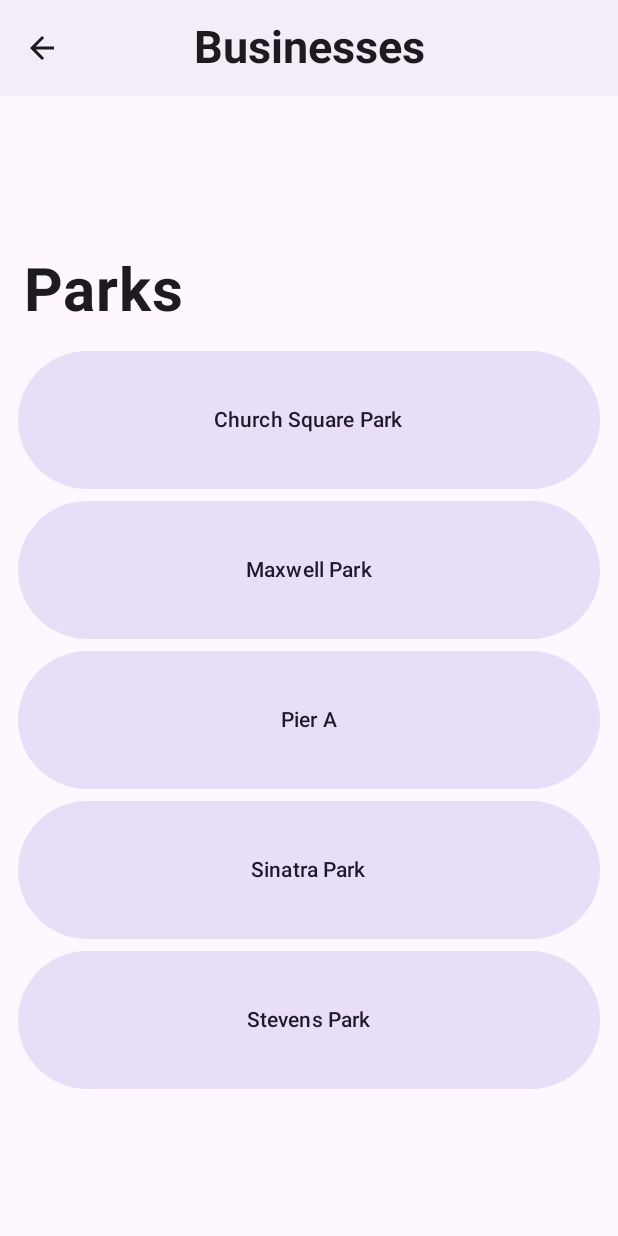
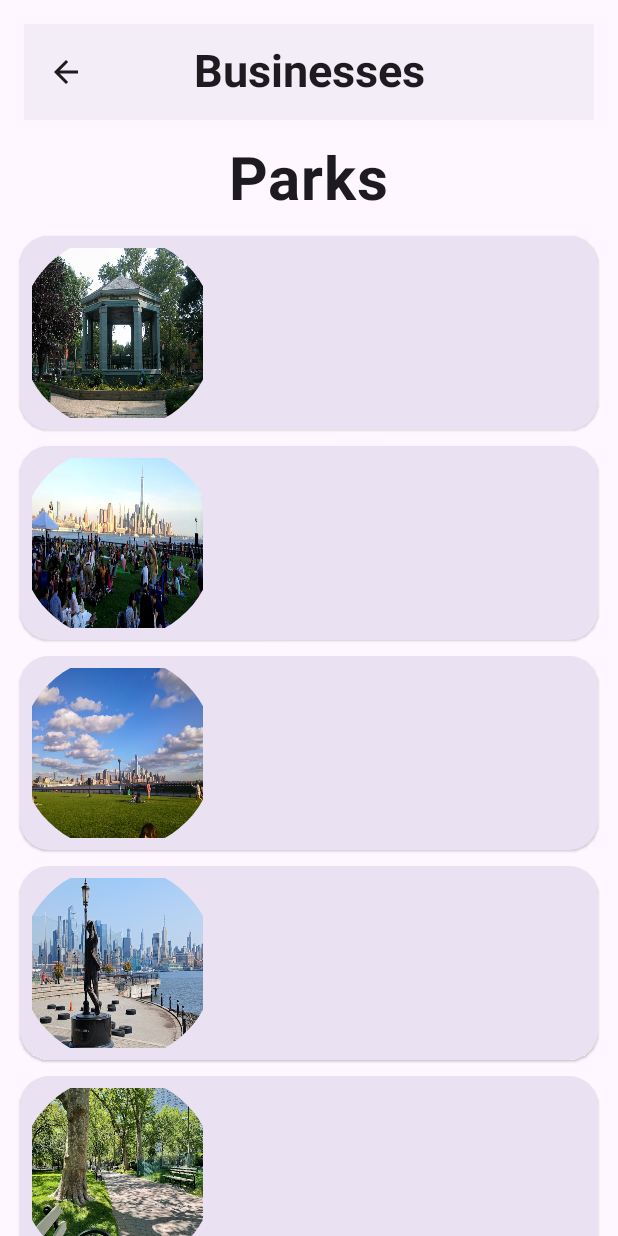
Before and after one commit to jlr295/myHoboken, an Android app built with Jetpack Compose: the screen it shows after launch (MainActivity), after a tap on "Parks", on a phone screen of 412 x 824 dp. Run offline under Robolectric (Android 15) with nearby library versions, the phone set to English and light mode, and no system bars.

Commit message:
Business screen ands start screen, complete

```diff
--- a/app/src/main/java/com/example/myHoboken/MyHobokenScreen.kt
+++ b/app/src/main/java/com/example/myHoboken/MyHobokenScreen.kt
@@ -99,7 +99,9 @@ fun MyHobokenApp(
             MyHobokenAppBar(
                 currentScreen = currentScreen,
                 canNavigateBack = navController.previousBackStackEntry != null,
-                navigateUp = { navController.navigateUp() }
+                navigateUp = { navController.navigateUp() },
+                modifier = Modifier
+                    .padding(dimensionResource(R.dimen.padding_medium))
             )
         },
         containerColor = MaterialTheme.colorScheme.surface
--- a/app/src/main/java/com/example/myHoboken/ui/BusinessScreen.kt
+++ b/app/src/main/java/com/example/myHoboken/ui/BusinessScreen.kt
@@ -2,11 +2,8 @@ package com.example.myHoboken.ui
 
 import androidx.compose.foundation.layout.Arrangement
 import androidx.compose.foundation.layout.Column
-import androidx.compose.foundation.layout.Row
-import androidx.compose.foundation.layout.height
+import androidx.compose.foundation.layout.fillMaxSize
 import androidx.compose.foundation.layout.padding
-import androidx.compose.foundation.layout.width
-import androidx.compose.material3.FilledTonalButton
 import androidx.compose.material3.Text
 import androidx.compose.runtime.Composable
 import androidx.compose.ui.Alignment
@@ -15,11 +12,12 @@ import androidx.compose.ui.platform.LocalContext
 import androidx.compose.ui.res.dimensionResource
 import androidx.compose.ui.res.stringResource
 import androidx.compose.ui.text.font.FontWeight
-import androidx.compose.ui.unit.dp
+import androidx.compose.ui.text.style.TextOverflow
 import androidx.compose.ui.unit.sp
-import com.example.myHoboken.model.Business
 import com.example.myHoboken.R
 import com.example.myHoboken.data.AppUiState
+import com.example.myHoboken.model.Business
+import com.example.myHoboken.ui.components.ScrollableButtonBusinesses
 
 @Composable
 fun BusinessScreen(
@@ -27,31 +25,28 @@ fun BusinessScreen(
     onBusinessSelection: (Business) -> Unit,
     modifier: Modifier = Modifier
 ){
-    var resources = LocalContext.current.resources
 
     Column(
-        verticalArrangement = Arrangement.Center,
-        modifier = modifier,
+        verticalArrangement = Arrangement.SpaceBetween,
+        horizontalAlignment = Alignment.CenterHorizontally,
+        modifier = modifier
     ) {
 
         Text(
             text = stringResource(appUiState.category.name),
+            overflow = TextOverflow.Ellipsis,
             fontSize = 40.sp,
             fontWeight = FontWeight.Bold,
-            modifier = Modifier
-                .padding(dimensionResource(R.dimen.padding_medium))
         )
 
-        appUiState.category.businesses.forEach { item ->
-            FilledTonalButton(
-                onClick = { onBusinessSelection(item) },
-                modifier = Modifier
-                    .width(500.dp)
-                    .height(100.dp)
-                    .padding(start = 12.dp, end = 12.dp, bottom = 8.dp)
-            ) {
-                Text(resources.getString(item.name))
-            }
-        }
+
+        ScrollableButtonBusinesses(
+            appUiState.category.businesses,
+            onBusinessSelection,
+            modifier = Modifier
+                .fillMaxSize()
+        )
+
+
     }
 }
--- a/app/src/main/java/com/example/myHoboken/ui/StartCategoryScreen.kt
+++ b/app/src/main/java/com/example/myHoboken/ui/StartCategoryScreen.kt
@@ -2,37 +2,20 @@ package com.example.myHoboken.ui
 
 import androidx.compose.foundation.layout.Arrangement
 import androidx.compose.foundation.layout.Column
-import androidx.compose.foundation.layout.PaddingValues
-import androidx.compose.foundation.layout.Row
 import androidx.compose.foundation.layout.fillMaxSize
 import androidx.compose.foundation.layout.fillMaxWidth
-import androidx.compose.foundation.layout.height
 import androidx.compose.foundation.layout.padding
-import androidx.compose.foundation.layout.size
-import androidx.compose.foundation.lazy.LazyColumn
-import androidx.compose.foundation.lazy.items
-import androidx.compose.foundation.shape.RoundedCornerShape
-import androidx.compose.material3.CardDefaults
-import androidx.compose.material3.ElevatedCard
-import androidx.compose.material3.Icon
-import androidx.compose.material3.MaterialTheme
 import androidx.compose.material3.Text
-import androidx.compose.material3.surfaceColorAtElevation
 import androidx.compose.runtime.Composable
 import androidx.compose.ui.Alignment
 import androidx.compose.ui.Modifier
-import androidx.compose.ui.res.dimensionResource
-import androidx.compose.ui.res.painterResource
 import androidx.compose.ui.res.stringResource
-import androidx.compose.ui.text.font.FontWeight
-import androidx.compose.ui.text.style.TextAlign
-import androidx.compose.ui.tooling.preview.Preview
 import androidx.compose.ui.unit.dp
 import androidx.compose.ui.unit.sp
-import com.example.myHoboken.model.Category
 import com.example.myHoboken.R
 import com.example.myHoboken.data.DataSource
-import com.example.myHoboken.ui.theme.MyHobokenTheme
+import com.example.myHoboken.model.Category
+import com.example.myHoboken.ui.components.ScrollableButtonCategories
 
 /**
  * Displays cover photo and list of business categories
@@ -60,7 +43,7 @@ fun StartCategoryScreen(
                     .fillMaxWidth()
             )
 
-            ScrollableButtons(
+            ScrollableButtonCategories(
                 catList = categories,
                 onClick = onCategoryButtonClick,
                 modifier = Modifier
@@ -69,54 +52,3 @@ fun StartCategoryScreen(
 
     }
 }
-
-@Composable
-fun ScrollableButtons(catList: List<Category>, onClick: (Category) -> Unit, modifier: Modifier){
-    LazyColumn(
-        contentPadding = PaddingValues(dimensionResource(R.dimen.padding_small)),
-        modifier = modifier
-    ) {
-        items(catList) { category ->
-            ButtonCard(category) { onClick(category) }
-        }
-    }
-}
-
-@Composable
-fun ButtonCard(obj: Category, onClick: (Category) -> Unit ) {
-    ElevatedCard (
-        shape = RoundedCornerShape(15),
-        colors = CardDefaults.cardColors(
-            containerColor = MaterialTheme.colorScheme.surfaceColorAtElevation(10.dp)
-        ),
-        onClick = { onClick(obj) },
-        modifier = Modifier
-            .fillMaxWidth()
-            .height(125.dp)
-            .padding(dimensionResource(R.dimen.padding_extrasmall))
-    ) {
-        Row (
-            verticalAlignment = Alignment.CenterVertically,
-            horizontalArrangement = Arrangement.Start,
-            modifier = Modifier
-                .fillMaxSize()
-        ) {
-            Icon (
-                painter = painterResource(obj.icon) ,
-                contentDescription = stringResource(obj.name),
-                modifier = Modifier
-                    .padding(dimensionResource(R.dimen.padding_small))
-                    .size(50.dp)
-            )
-
-            Text(
-                text = stringResource(obj.name),
-                fontWeight = FontWeight.Bold,
-                fontSize = 25.sp,
-                textAlign = TextAlign.Justify,
-                modifier = Modifier
-                    .padding(horizontal = dimensionResource(R.dimen.padding_small))
-            )
-        }
-    }
-}
--- a/app/src/main/java/com/example/myHoboken/ui/components/ScollableList.kt
+++ /dev/null
@@ -1 +0,0 @@
-package com.example.myHoboken.ui.components
--- /dev/null
+++ b/app/src/main/java/com/example/myHoboken/ui/components/ScrollableCardButtons.kt
@@ -0,0 +1,149 @@
+package com.example.myHoboken.ui.components
+
+import androidx.compose.foundation.Image
+import androidx.compose.foundation.layout.Arrangement
+import androidx.compose.foundation.layout.PaddingValues
+import androidx.compose.foundation.layout.Row
+import androidx.compose.foundation.layout.fillMaxSize
+import androidx.compose.foundation.layout.fillMaxWidth
+import androidx.compose.foundation.layout.height
+import androidx.compose.foundation.layout.padding
+import androidx.compose.foundation.layout.size
+import androidx.compose.foundation.lazy.LazyColumn
+import androidx.compose.foundation.lazy.items
+import androidx.compose.foundation.shape.CircleShape
+import androidx.compose.foundation.shape.RoundedCornerShape
+import androidx.compose.material3.CardDefaults
+import androidx.compose.material3.ElevatedCard
+import androidx.compose.material3.Icon
+import androidx.compose.material3.MaterialTheme
+import androidx.compose.material3.Text
+import androidx.compose.material3.surfaceColorAtElevation
+import androidx.compose.runtime.Composable
+import androidx.compose.ui.Alignment
+import androidx.compose.ui.Modifier
+import androidx.compose.ui.draw.clip
+import androidx.compose.ui.layout.ContentScale
+import androidx.compose.ui.res.dimensionResource
+import androidx.compose.ui.res.painterResource
+import androidx.compose.ui.res.stringResource
+import androidx.compose.ui.text.font.FontWeight
+import androidx.compose.ui.text.style.TextAlign
+import androidx.compose.ui.unit.dp
+import androidx.compose.ui.unit.sp
+import com.example.myHoboken.R
+import com.example.myHoboken.model.Business
+import com.example.myHoboken.model.Category
+
+
+// TAKES CATEGORIES
+@Composable
+fun ScrollableButtonCategories(catList: List<Category>, onClick: (Category) -> Unit, modifier: Modifier){
+    LazyColumn(
+        contentPadding = PaddingValues(dimensionResource(R.dimen.padding_small)),
+        modifier = modifier
+    ) {
+        items(catList) { category ->
+            ButtonCardCategories(category) { onClick(category) }
+        }
+    }
+}
+
+
+@Composable
+fun ButtonCardCategories(obj: Category, onClick: (Category) -> Unit ) {
+    ElevatedCard (
+        shape = RoundedCornerShape(15),
+        colors = CardDefaults.cardColors(
+            containerColor = MaterialTheme.colorScheme.surfaceColorAtElevation(10.dp)
+        ),
+        onClick = { onClick(obj) },
+        modifier = Modifier
+            .fillMaxWidth()
+            .height(125.dp)
+            .padding(dimensionResource(R.dimen.padding_extrasmall))
+    ) {
+        Row (
+            verticalAlignment = Alignment.CenterVertically,
+            horizontalArrangement = Arrangement.Start,
+            modifier = Modifier
+                .fillMaxSize()
+        ) {
+            Icon (
+                painter = painterResource(obj.icon) ,
+                contentDescription = stringResource(obj.name),
+                modifier = Modifier
+                    .padding(dimensionResource(R.dimen.padding_small))
+                    .size(50.dp)
+            )
+
+            Text(
+                text = stringResource(obj.name),
+                fontWeight = FontWeight.Bold,
+                fontSize = 25.sp,
+                textAlign = TextAlign.Justify,
+                modifier = Modifier
+                    .padding(horizontal = dimensionResource(R.dimen.padding_small))
+            )
+        }
+    }
+}
+
+// TAKES Businesses
+@Composable
+fun ScrollableButtonBusinesses(busList: List<Business>, onClick: (Business) -> Unit, modifier: Modifier){
+    LazyColumn(
+        contentPadding = PaddingValues(dimensionResource(R.dimen.padding_small)),
+        modifier = modifier
+    ) {
+        items(busList) { business ->
+            ButtonCardBusinesses(business) { onClick(business) }
+        }
+    }
+}
+
+
+@Composable
+fun ButtonCardBusinesses(obj: Business, onClick: (Business) -> Unit ) {
+
+
+    ElevatedCard (
+        shape = RoundedCornerShape(15),
+        colors = CardDefaults.cardColors(
+            containerColor = MaterialTheme.colorScheme.surfaceColorAtElevation(10.dp),
+            contentColor = MaterialTheme.colorScheme.surfaceColorAtElevation(10.dp)
+        ),
+        onClick = { onClick(obj) },
+        modifier = Modifier
+            .fillMaxWidth()
+            .height(140.dp)
+            .padding(dimensionResource(R.dimen.padding_extrasmall))
+    ) {
+        Row (
+            verticalAlignment = Alignment.CenterVertically,
+            horizontalArrangement = Arrangement.Start,
+            modifier = Modifier
+                .fillMaxSize()
+        ) {
+
+            Image (
+                painter = painterResource(obj.photo),
+                contentScale = ContentScale.FillBounds,
+                contentDescription = stringResource(obj.name),
+                modifier = Modifier
+                    .size(130.dp)
+                    .clip(CircleShape)
+                    .padding(dimensionResource(R.dimen.padding_small))
+            )
+
+            Text(
+                text = stringResource(obj.name),
+                fontWeight = FontWeight.Bold,
+                fontSize = 28.sp,
+                textAlign = TextAlign.Justify,
+                modifier = Modifier
+                    .padding(horizontal = dimensionResource(R.dimen.padding_small))
+            )
+        }
+    }
+}
--- a/app/src/main/res/values/strings.xml
+++ b/app/src/main/res/values/strings.xml
@@ -23,7 +23,7 @@
     <string name="string_ray">String Ray</string>
     <string name="stingray_add"></string>
 
-    <string name="church_square_park">Church Square Park</string>
+    <string name="church_square_park">Church Square</string>
     <string name="churchsq_add"></string>
 
     <string name="maxwell_park">Maxwell Park</string>
```
